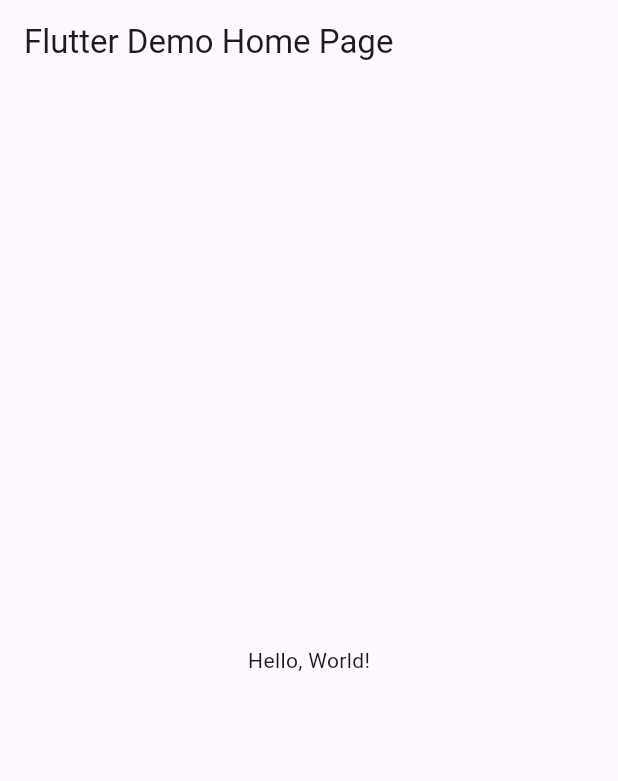
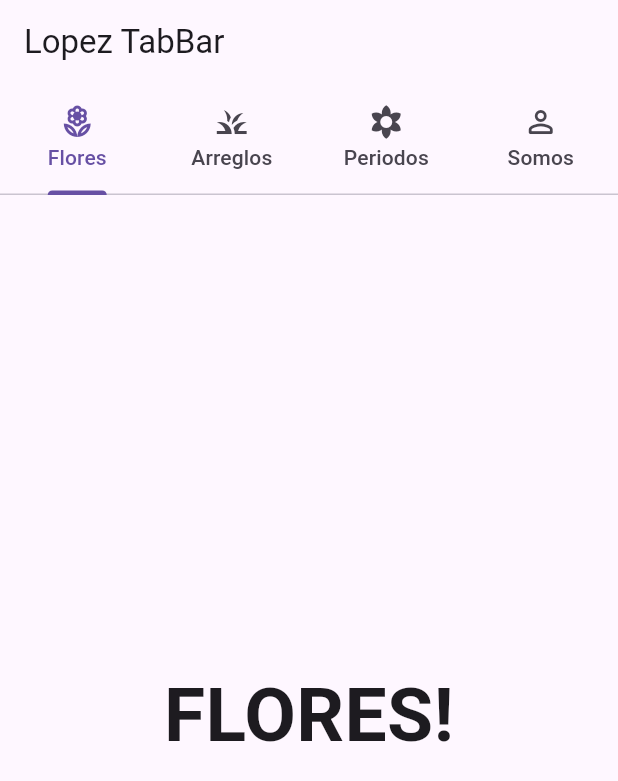
Before and after one commit to JazLopezMartinez/P11_TabBar_6J, a Flutter app: the screen it shows after launch, on a phone screen of 412 x 824 dp. Shown: the top 781 px of the screen. Run offline on Flutter 3.47's test engine with Material 3 defaults, Android fonts, the phone set to English and light mode, and no system bars.

```diff
--- a/lib/main.dart
+++ b/lib/main.dart
@@ -1,43 +1,75 @@
 import 'package:flutter/material.dart';
 
-void main() => runApp(MyApp());
+void main() => runApp(AppTabBar());
 
-class MyApp extends StatelessWidget {
-  const MyApp({super.key});
-  // This widget is the root of your application.
+class AppTabBar extends StatelessWidget {
+  const AppTabBar({Key? key}) : super(key: key);
+
   @override
   Widget build(BuildContext context) {
     return MaterialApp(
-      // Application name
-      title: 'Flutter Hello World',
-      // Application theme data, you can set the colors for the application as
-      // you want
+        debugShowCheckedModeBanner: false,
+        title: "Ejemplo TabBar",
         theme: ThemeData(
-        // useMaterial3: true,
-        primarySwatch: Colors.blue,
+          primarySwatch: Colors.cyan,
         ),
-      // A widget which will be started on application startup
-      home: MyHomePage(title: 'Flutter Demo Home Page'),
-    );
+        home: MiPaginaInicial());
   }
 }
 
-class MyHomePage extends StatelessWidget {
-  final String title;
-  const MyHomePage({super.key, required this.title});
+class MiPaginaInicial extends StatefulWidget {
+  const MiPaginaInicial({Key? key}) : super(key: key);
 
   @override
+  State<MiPaginaInicial> createState() => _MiPaginaInicialState();
+}
+
+class _MiPaginaInicialState extends State<MiPaginaInicial> {
+  @override
   Widget build(BuildContext context) {
-    return Scaffold(
+    return DefaultTabController(
+        length: 4,
+        child: Scaffold(
           appBar: AppBar(
-        // The title text which will be shown on the action bar
-        title: Text(title),
+            title: Text("Lopez TabBar"),
+            bottom: TabBar(tabs: [
+              Tab(
+                text: "Flores",
+                icon: Icon(Icons.local_florist_outlined),
               ),
-      body: Center(
-        child: Text(
-          'Hello, World!',
+              Tab(
+                text: "Arreglos",
+                icon: Icon(Icons.grass_sharp),
+              ),
+              Tab(
+                text: "Periodos",
+                icon: Icon(Icons.filter_vintage_rounded),
+              ),
+              Tab(
+                text: "Somos",
+                icon: Icon(Icons.person_outline_rounded),
+              ),
+            ] //Texto icono
                 ),
           ),
-    );
+          body: TabBarView(children: const <Widget>[
+            Center(
+              child: Text("FLORES!",
+                  style: TextStyle(fontWeight: FontWeight.bold, fontSize: 50)),
+            ),
+            Center(
+              child: Text("ARREGLOS!",
+                  style: TextStyle(fontWeight: FontWeight.bold, fontSize: 50)),
+            ),
+            Center(
+              child: Text("FLORES DE TEMPORADA!",
+                  style: TextStyle(fontWeight: FontWeight.bold, fontSize: 50)),
+            ),
+            Center(
+              child: Text("NOSOTROS!",
+                  style: TextStyle(fontWeight: FontWeight.bold, fontSize: 50)),
+            ),
+          ]),
+        ));
   }
 }
```
Lines whose indentation alone changed are shown as unchanged.
